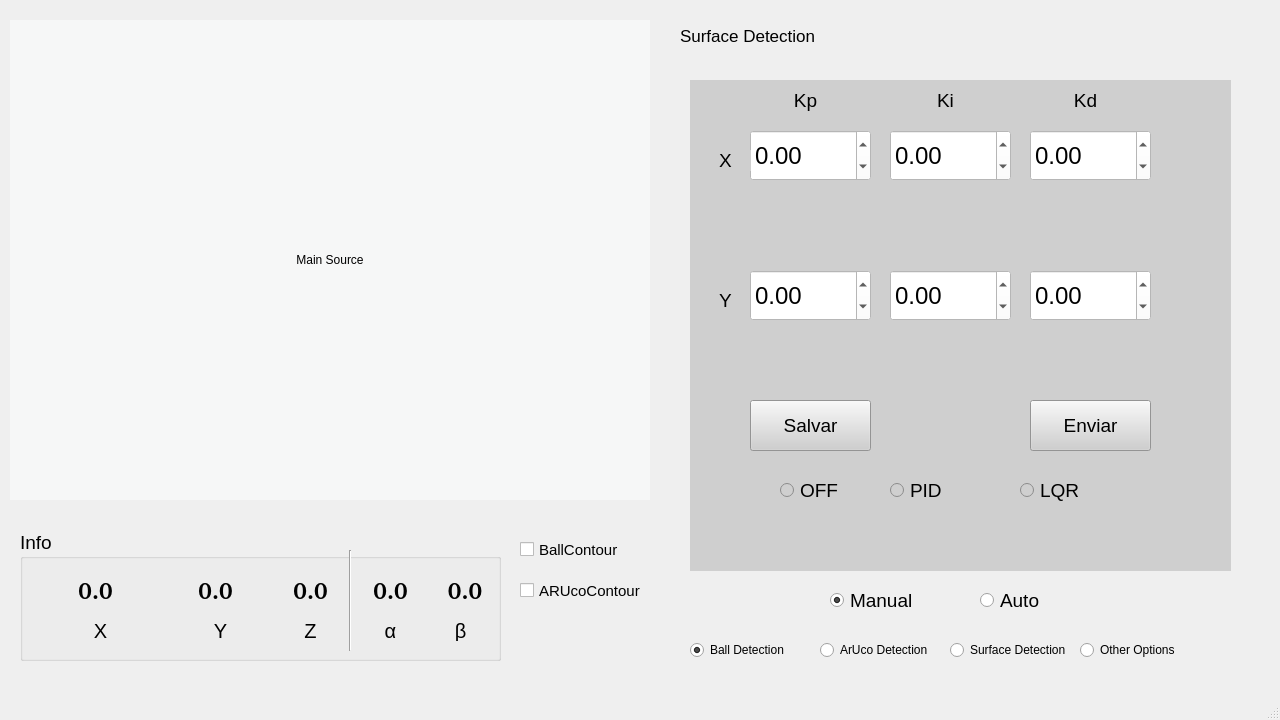
The window that GUI/Integrado.ui (HugoFM2/BallAndPlate) describes before a commit, drawn with Qt 5.
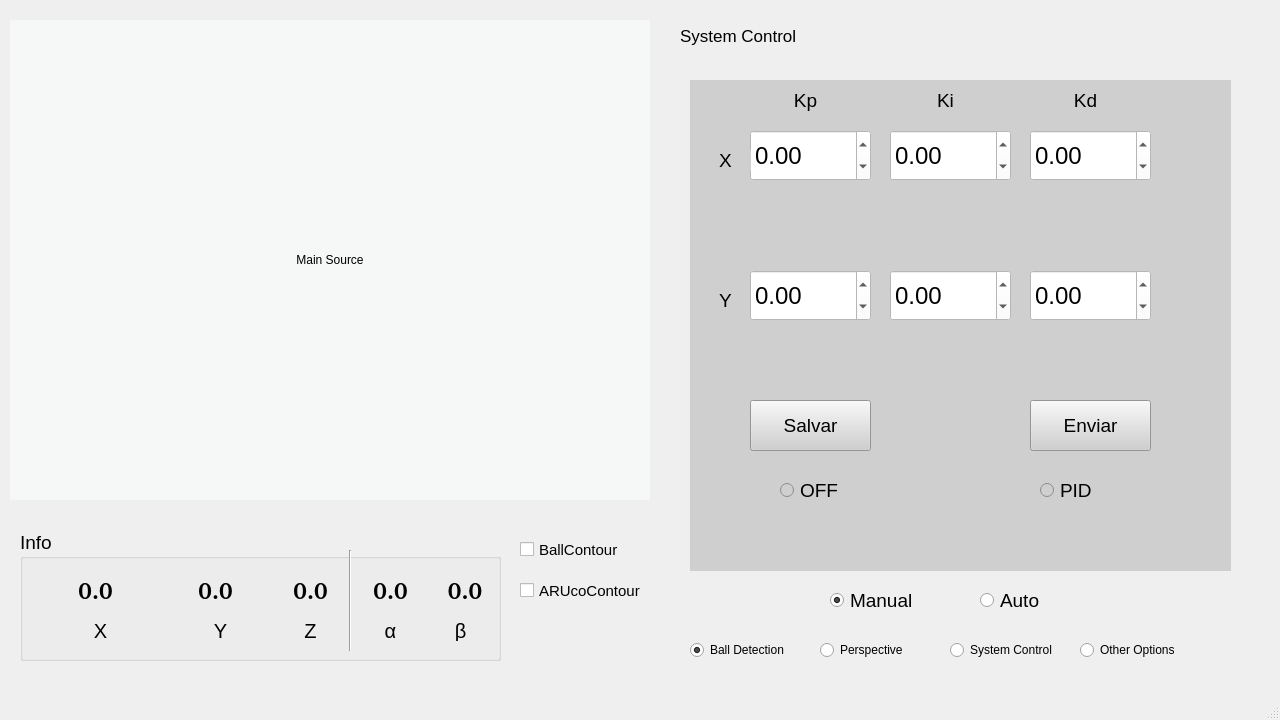
The same window after the commit.

```diff
--- a/GUI/Integrado.ui
+++ b/GUI/Integrado.ui
@@ -984,7 +984,7 @@
        </font>
       </property>
       <property name="text">
-       <string>Surface Detection</string>
+       <string>System Control</string>
       </property>
      </widget>
      <widget class="QStackedWidget" name="JanelasModoSurface">
@@ -1135,7 +1135,7 @@
        <widget class="QRadioButton" name="ControlType_PID">
         <property name="geometry">
          <rect>
-          <x>200</x>
+          <x>350</x>
           <y>400</y>
           <width>101</width>
           <height>21</height>
@@ -1155,29 +1155,6 @@
          <string notr="true">buttonGroup_2</string>
         </attribute>
        </widget>
-       <widget class="QRadioButton" name="ControlType_LQR">
-        <property name="geometry">
-         <rect>
-          <x>330</x>
-          <y>400</y>
-          <width>101</width>
-          <height>21</height>
-         </rect>
-        </property>
-        <property name="font">
-         <font>
-          <pointsize>14</pointsize>
-          <weight>50</weight>
-          <bold>false</bold>
-         </font>
-        </property>
-        <property name="text">
-         <string>LQR</string>
-        </property>
-        <attribute name="buttonGroup">
-         <string notr="true">buttonGroup_2</string>
-        </attribute>
-       </widget>
        <widget class="QRadioButton" name="ControlType_Off">
         <property name="geometry">
          <rect>
@@ -1720,7 +1697,7 @@
      </rect>
     </property>
     <property name="text">
-     <string>ArUco Detection</string>
+     <string>Perspective</string>
     </property>
     <attribute name="buttonGroup">
      <string notr="true">buttonGroup</string>
@@ -1752,7 +1729,7 @@
      </rect>
     </property>
     <property name="text">
-     <string>Surface Detection</string>
+     <string>System Control</string>
     </property>
     <attribute name="buttonGroup">
      <string notr="true">buttonGroup</string>
```
Left out of the diff: 4 changed lines with no effect on the pictures.
